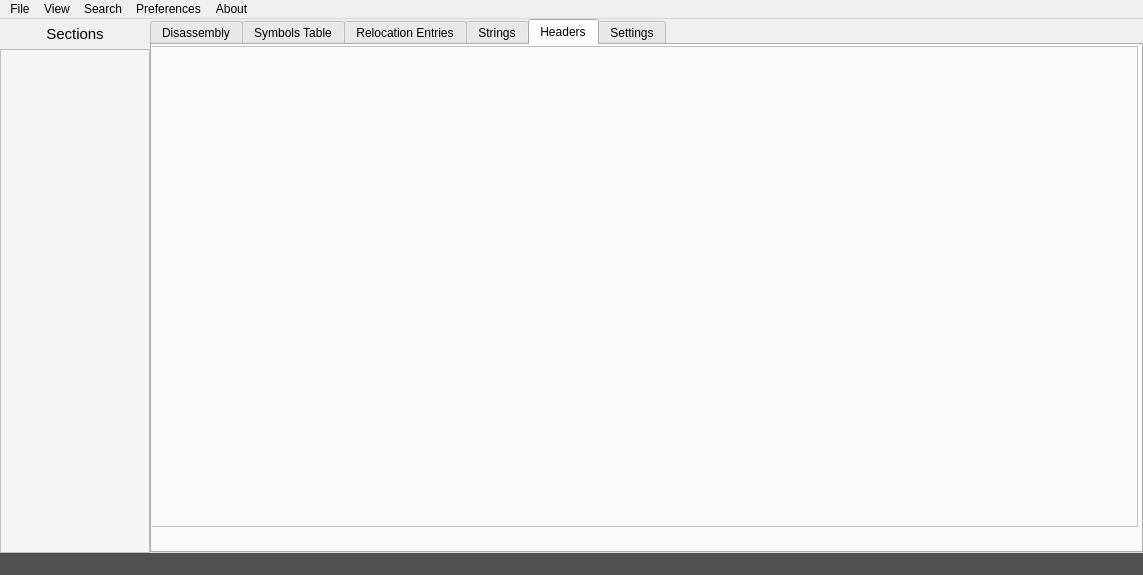
The window that src/mainwindow.ui (jubal-R/ObjGui) describes before a commit, drawn with Qt 5.
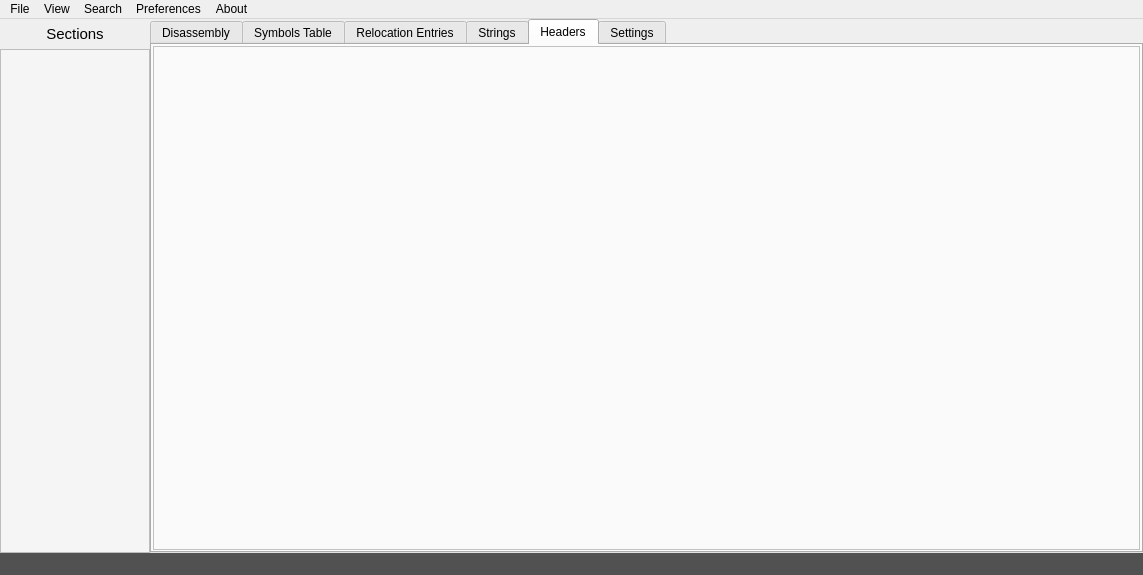
The same window after the commit. The open tabs and pages were chosen to show the change.

Commit message: Fixed headers tab layout and tweaked highlighting

Diff of the .ui file:
```diff
--- a/src/mainwindow.ui
+++ b/src/mainwindow.ui
@@ -13,6 +13,9 @@
   <property name="windowTitle">
    <string>MainWindow</string>
   </property>
+  <property name="styleSheet">
+   <string notr="true"/>
+  </property>
   <widget class="QWidget" name="centralWidget">
    <property name="sizePolicy">
     <sizepolicy hsizetype="Expanding" vsizetype="Preferred">
@@ -262,15 +265,24 @@
          <attribute name="title">
           <string>Headers</string>
          </attribute>
+         <layout class="QGridLayout" name="gridLayout_7">
+          <property name="leftMargin">
+           <number>1</number>
+          </property>
+          <property name="topMargin">
+           <number>1</number>
+          </property>
+          <property name="rightMargin">
+           <number>1</number>
+          </property>
+          <property name="bottomMargin">
+           <number>1</number>
+          </property>
+          <property name="spacing">
+           <number>1</number>
+          </property>
+          <item row="0" column="0">
          <widget class="QTextBrowser" name="headersBrowser">
-          <property name="geometry">
-           <rect>
-            <x>-5</x>
-            <y>1</y>
-            <width>991</width>
-            <height>481</height>
-           </rect>
-          </property>
           <property name="font">
            <font>
             <family>Anonymous Pro</family>
@@ -278,9 +290,12 @@
            </font>
           </property>
           <property name="styleSheet">
-           <string notr="true">background-color: rgb(250, 250, 250);</string>
-          </property>
-         </widget>
+             <string notr="true">background-color: rgb(250, 250, 250);
+color: rgb(85, 85, 85)</string>
+            </property>
+           </widget>
+          </item>
+         </layout>
         </widget>
         <widget class="QWidget" name="settings_tab">
          <property name="styleSheet">
```
Left out of the diff: 19 changed lines with no effect on the pictures. Lines whose indentation alone changed are shown as unchanged. The commit also changes 2 other files.
